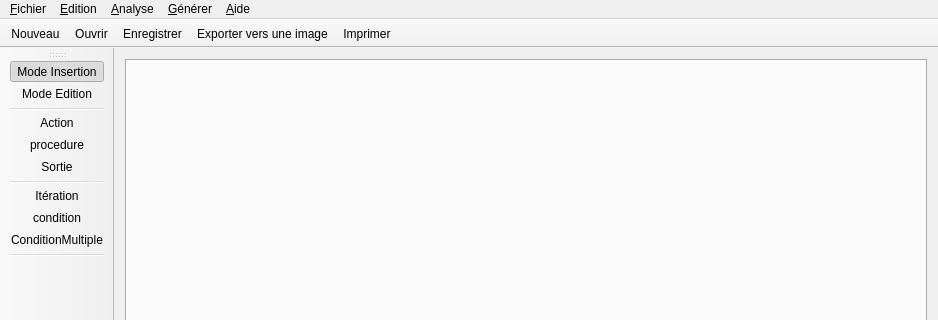
Before: the Qt Designer form Sources/Interface/mainwindow.ui in erebe/Tabula_rasa, drawn with Qt 5; both pictures show x 0 to 938 and y 0 to 320 of the 938 by 543 pixel window.
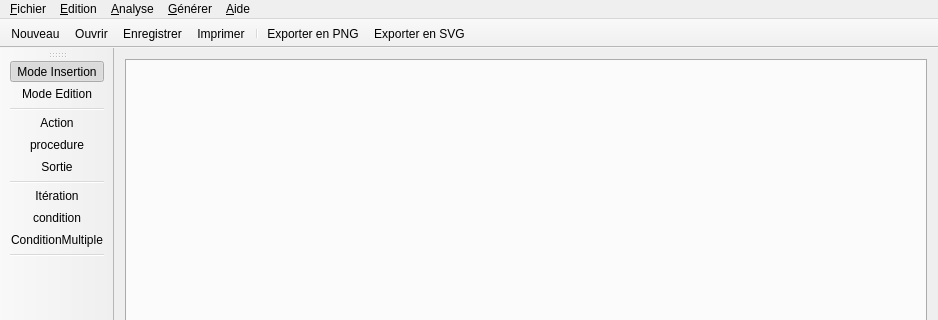
After: the same form once the commit is applied. Icons and pictures are not drawn.

The edit to the form file:
```diff
--- a/Sources/Interface/mainwindow.ui
+++ b/Sources/Interface/mainwindow.ui
@@ -145,8 +145,10 @@
    <addaction name="actionNouveau"/>
    <addaction name="actionOuvrir"/>
    <addaction name="actionEnregistrer"/>
-   <addaction name="actionExporter_vers_une_image"/>
    <addaction name="actionImprimer"/>
+   <addaction name="separator"/>
+   <addaction name="actionExporter_vers_une_image"/>
+   <addaction name="actionExporter_SVG"/>
   </widget>
   <action name="actionMode_Insertion">
    <property name="checkable">
@@ -319,7 +321,10 @@
      <normaloff>:/Icones/exporter_Image.png</normaloff>:/Icones/exporter_Image.png</iconset>
    </property>
    <property name="text">
-    <string>Exporter vers une image</string>
+    <string>Exporter en PNG</string>
+   </property>
+   <property name="toolTip">
+    <string>Permet d'exporter vers le format de fichier PNG</string>
    </property>
    <property name="shortcut">
     <string>Ctrl+Shift+S</string>
@@ -469,6 +474,18 @@
     <string>Ctrl+A</string>
    </property>
   </action>
+  <action name="actionExporter_SVG">
+   <property name="icon">
+    <iconset resource="../Ressources/ressources.qrc">
+     <normaloff>:/Icones/export_svg.png</normaloff>:/Icones/export_svg.png</iconset>
+   </property>
+   <property name="text">
+    <string>Exporter en SVG</string>
+   </property>
+   <property name="toolTip">
+    <string>Permet d'exporter vers le format de fichier SVG</string>
+   </property>
+  </action>
  </widget>
  <layoutdefault spacing="6" margin="11"/>
  <resources>
```
Left out of the diff: 6 changed lines with no effect on the pictures.
